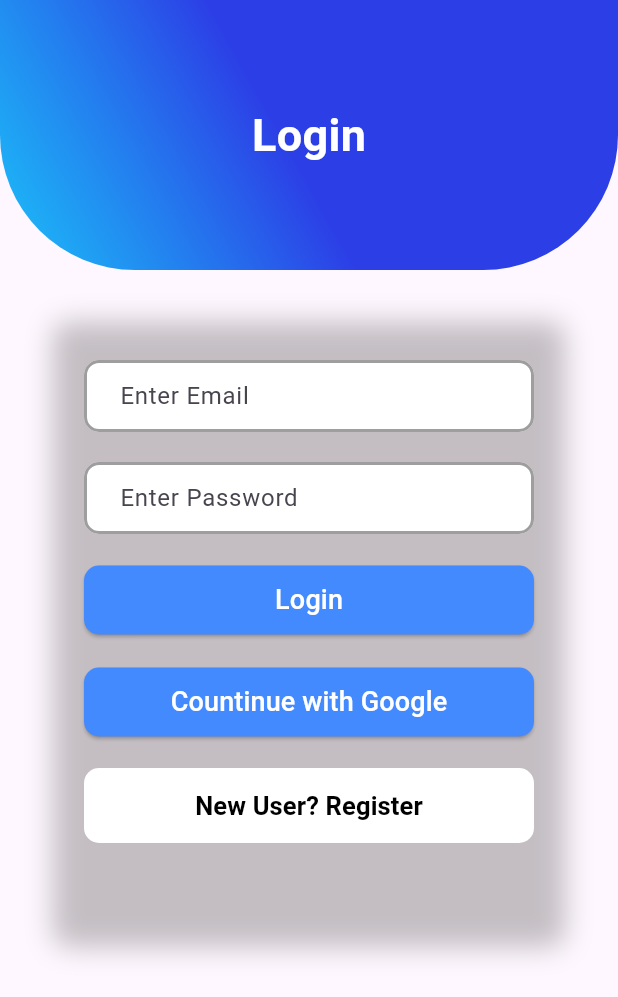
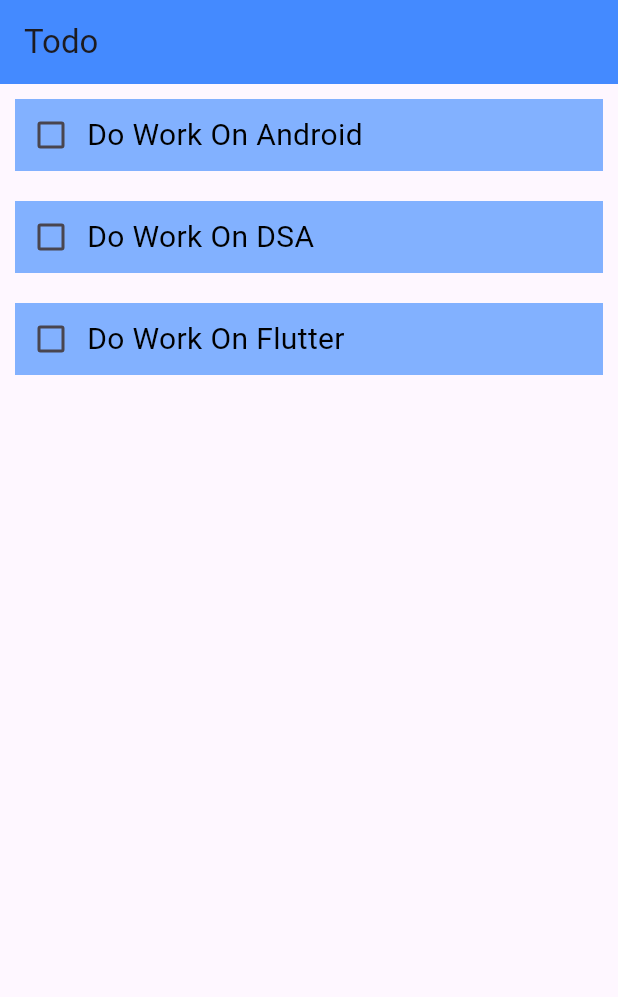
Before and after one commit to Jatindarji03/to-do-flutter, a Flutter app: the screen it shows after launch, on a phone screen of 412 x 824 dp. Shown: the top 997 px of the screen. Run offline on Flutter 3.47's test engine with Material 3 defaults, Android fonts, the phone set to English and light mode, and no system bars; our stand-ins replace firebase_auth, firebase_core, google_sign_in; accounts and stored records are empty.

Commit message:
Home Page

```diff
--- a/lib/main.dart
+++ b/lib/main.dart
@@ -1,5 +1,6 @@
 import 'package:firebase_core/firebase_core.dart';
 import 'package:flutter/material.dart';
+import 'package:todo/pages/home_page.dart';
 import 'package:todo/pages/login_page.dart';
 import 'package:todo/pages/register_page.dart';
 import 'package:todo/routes/route.dart';
@@ -7,7 +8,7 @@ import 'package:todo/routes/route.dart';
 void main() async {
   WidgetsFlutterBinding.ensureInitialized();
   await Firebase.initializeApp();
-  runApp(const MainApp());
+  runApp( MainApp());
 }
 
 class MainApp extends StatelessWidget {
@@ -19,9 +20,10 @@ class MainApp extends StatelessWidget {
       initialRoute: '/',
       debugShowCheckedModeBanner: false,
       routes: {
-        '/': (context) => LoginPage(),
+        '/': (context) => HomePage(),
         MyRoutes.registerRoute: (context) => RegisterPage(),
         MyRoutes.loginRoute: (context) => LoginPage(),
+        MyRoutes.homeRoute: (context) => HomePage(),
       },
     );
   }
--- /dev/null
+++ b/lib/models/todo_model.dart
@@ -0,0 +1,12 @@
+class DataList {
+  static List<TodoModel> list = [
+    TodoModel(task: "Do Work On Android"),
+    TodoModel(task: "Do Work On DSA"),
+    TodoModel(task: "Do Work On Flutter"),
+  ];
+}
+
+class TodoModel {
+  final String task;
+  TodoModel({required this.task});
+}
--- /dev/null
+++ b/lib/pages/home_page.dart
@@ -0,0 +1,57 @@
+import 'package:flutter/material.dart';
+import 'package:todo/models/todo_model.dart';
+
+class HomePage extends StatelessWidget {
+  const HomePage({super.key});
+
+  @override
+  Widget build(BuildContext context) {
+    return Scaffold(
+      appBar: AppBar(
+        title: const Text('Todo'),
+        backgroundColor: Colors.blueAccent[200],
+      ),
+      body: Center(
+        child: ListView.builder(
+            itemCount: DataList.list.length,
+            itemBuilder: ((context, index) {
+              return Item(todo: DataList.list[index]);
+            })),
+      ),
+    );
+  }
+}
+
+class Item extends StatefulWidget {
+  final TodoModel todo;
+  const Item({super.key, required this.todo});
+
+  @override
+  State<Item> createState() => _ItemState();
+}
+
+class _ItemState extends State<Item> {
+  bool _value = false;
+  @override
+  Widget build(BuildContext context) {
+    return Container(
+      color: Colors.blueAccent[100],
+      margin: const EdgeInsets.all(10),
+      child: Row(
+        children: [
+          Checkbox(
+              value: _value,
+              onChanged: (value) {
+                setState(() {
+                  _value = value!;
+                });
+              }),
+          Text(
+            widget.todo.task,
+            style: TextStyle(color: Colors.black, fontSize: 20),
+          ),
+        ],
+      ),
+    );
+  }
+}
--- a/lib/routes/route.dart
+++ b/lib/routes/route.dart
@@ -1,4 +1,5 @@
 class MyRoutes{
   static String registerRoute = "/register";
   static String loginRoute = "/login";
+  static String homeRoute = "/home";
 }
--- a/lib/themes/theme.dart
+++ b/lib/themes/theme.dart
@@ -1,5 +1,3 @@
-import 'package:flutter/material.dart';
-
 class MyTheme {
 
 }
--- a/pubspec.yaml
+++ b/pubspec.yaml
@@ -11,6 +11,7 @@ dependencies:
   firebase_core: ^2.27.0
   flutter:
     sdk: flutter
+  google_sign_in: ^6.2.1
 
 dev_dependencies:
   flutter_test:
```
Also changed, not shown: lib/pages/login_page.dart (+32 -1 lines), lib/pages/register_page.dart (+26 -12 lines), pubspec.lock, 2 other files.
